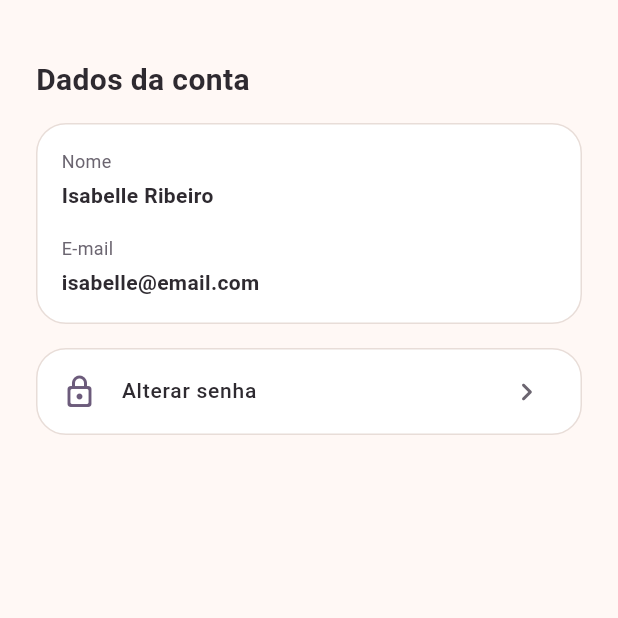
After one commit to mandi-tech/tc3-flutter-app, a Flutter app: the AccountScreenPreview screen opened directly, on a phone screen of 412 x 824 dp, the top half of it. The commit adds this screen. Run offline on Flutter 3.47's test engine with Material 3 defaults, Android fonts, the phone set to English and light mode, and no system bars; our stand-ins replace cloud_firestore, firebase_auth, firebase_core, firebase_storage, fl_chart, go_router and 1 more; missing offline and left inert: mocktail, storybook_flutter; accounts and stored records are empty.

Commit message:
docs: profile screens stories.

```diff
--- /dev/null
+++ b/lib/shared/design_system/storybook/previews/features/profile/account_screen_preview.dart
@@ -0,0 +1,103 @@
+import 'package:flutter/material.dart';
+
+import '../../../../../utils/theme_extensions.dart';
+import '../../../../tokens/app_colors.dart';
+import '../../../../tokens/app_spacing.dart';
+import '../../../../tokens/app_typography.dart';
+import '../../widgets/settings_card_preview.dart';
+
+class AccountScreenPreview extends StatelessWidget {
+  const AccountScreenPreview({super.key});
+
+  @override
+  Widget build(BuildContext context) {
+    return Scaffold(
+      backgroundColor: context.theme.scaffoldBackgroundColor,
+      body: SingleChildScrollView(
+        padding: const EdgeInsets.symmetric(horizontal: 24, vertical: 40),
+        child: Column(
+          children: [
+            Align(
+              alignment: Alignment.centerLeft,
+              child: Text(
+                'Dados da conta',
+                style: AppTypography.title.copyWith(
+                  color: context.colors.onSurface,
+                ),
+              ),
+            ),
+            const SizedBox(height: AppSpacing.lg),
+            Container(
+              width: double.infinity,
+              padding: const EdgeInsets.all(AppSpacing.lg),
+              decoration: BoxDecoration(
+                color: context.colors.surface,
+                borderRadius: BorderRadius.circular(20),
+                border: Border.all(
+                  color: context.colors.outlineVariant,
+                ),
+              ),
+              child: Column(
+                crossAxisAlignment: CrossAxisAlignment.start,
+                children: [
+                  _buildInfoField(
+                    context,
+                    label: 'Nome',
+                    value: 'Isabelle Ribeiro',
+                  ),
+                  const SizedBox(height: AppSpacing.lg),
+                  _buildInfoField(
+                    context,
+                    label: 'E-mail',
+                    value: 'isabelle@email.com',
+                  ),
+                ],
+              ),
+            ),
+            const SizedBox(height: AppSpacing.lg),
+            SettingsCardPreview(
+              child: ListTile(
+                leading: const Icon(
+                  Icons.lock_outline_rounded,
+                  color: AppColors.secondary,
+                ),
+                title: Text(
+                  'Alterar senha',
+                  style: AppTypography.body.copyWith(
+                    color: context.colors.onSurface,
+                    fontWeight: FontWeight.w500,
+                  ),
+                ),
+                trailing: const Icon(Icons.chevron_right_rounded),
+                onTap: () {},
+              ),
+            ),
+          ],
+        ),
+      ),
+    );
+  }
+
+  Widget _buildInfoField(BuildContext context,
+      {required String label, required String value}) {
+    return Column(
+      crossAxisAlignment: CrossAxisAlignment.start,
+      children: [
+        Text(
+          label,
+          style: AppTypography.caption.copyWith(
+            color: context.colors.onSurfaceVariant,
+          ),
+        ),
+        const SizedBox(height: AppSpacing.xs),
+        Text(
+          value,
+          style: AppTypography.body.copyWith(
+            color: context.colors.onSurface,
+            fontWeight: FontWeight.w600,
+          ),
+        ),
+      ],
+    );
+  }
+}
```
Also changed, not shown: lib/shared/design_system/storybook/previews/features/profile/profile_screen_preview.dart (added, +91 -0 lines), lib/shared/design_system/storybook/stories/features/auth/login_screen_stories.dart (+1 -0 lines), lib/shared/design_system/storybook/stories/features/profile/account_screen_story.dart (+31 -86 lines), lib/shared/design_system/storybook/stories/features/profile/profile_screen_story.dart (+39 -89 lines), lib/shared/design_system/storybook/stories/features/register/register_screen_story.dart (+1 -0 lines).
